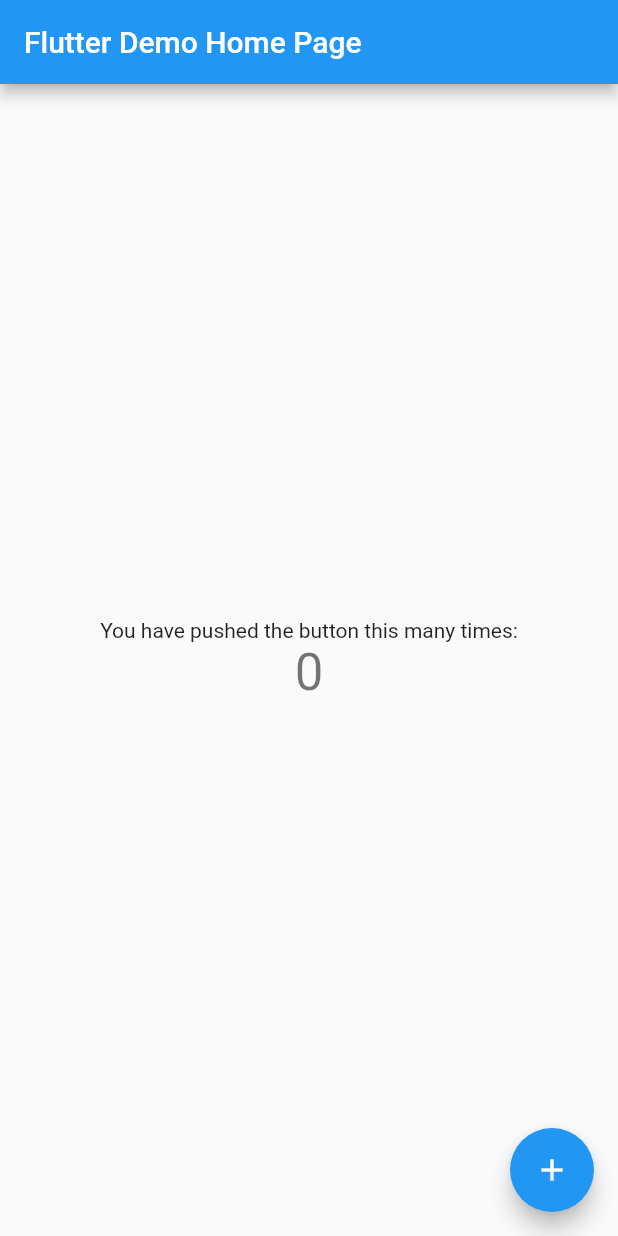
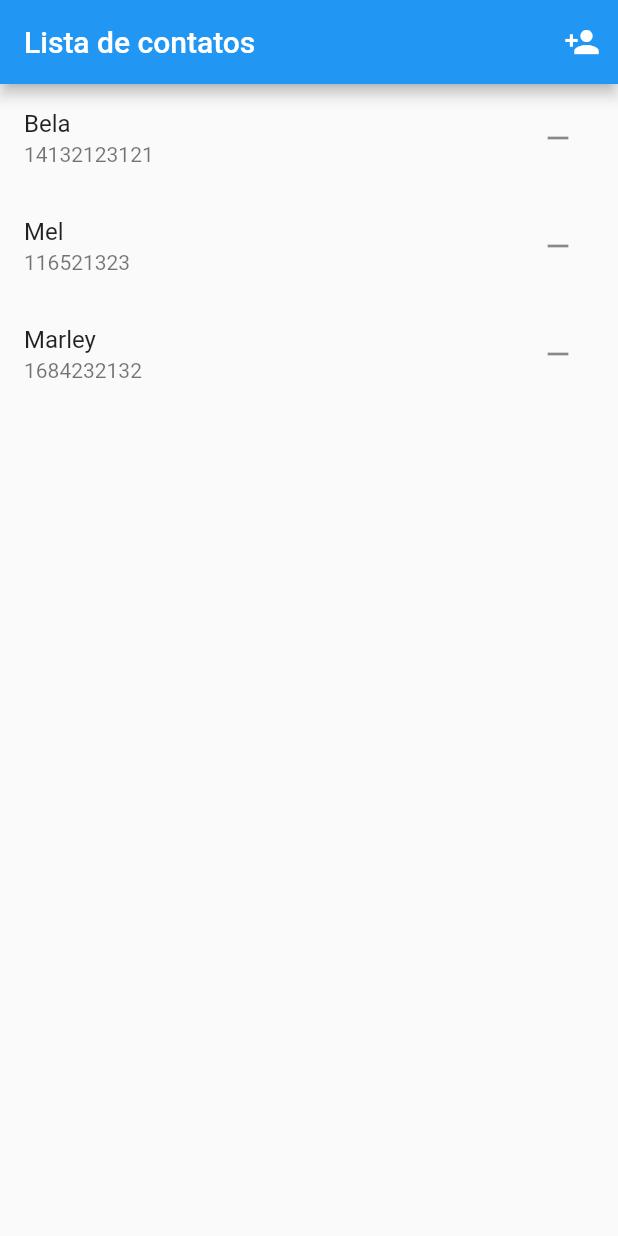
Before and after one commit to jonatascaetano/bloc-pattern-com-package, a Flutter app: the screen it shows after launch, on a phone screen of 412 x 824 dp. Run offline on Flutter 3.47's test engine with Material 2 defaults, Android fonts, the phone set to English and light mode, and no system bars; our stand-ins replace flutter_bloc.

Commit message:
feat: created the home screen

```diff
--- a/lib/main.dart
+++ b/lib/main.dart
@@ -1,3 +1,4 @@
+import 'package:bloc_package/view/home.dart';
 import 'package:flutter/material.dart';
 
 void main() {
@@ -10,106 +11,9 @@ class MyApp extends StatelessWidget {
   // This widget is the root of your application.
   @override
   Widget build(BuildContext context) {
-    return MaterialApp(
-      title: 'Flutter Demo',
-      theme: ThemeData(
-        // This is the theme of your application.
-        //
-        // Try running your application with "flutter run". You'll see the
-        // application has a blue toolbar. Then, without quitting the app, try
-        // changing the primarySwatch below to Colors.green and then invoke
-        // "hot reload" (press "r" in the console where you ran "flutter run",
-        // or simply save your changes to "hot reload" in a Flutter IDE).
-        // Notice that the counter didn't reset back to zero; the application
-        // is not restarted.
-        primarySwatch: Colors.blue,
-      ),
-      home: const MyHomePage(title: 'Flutter Demo Home Page'),
+    return const MaterialApp(
+      debugShowCheckedModeBanner: false,
+      home: Home(),
     );
   }
 }
-
-class MyHomePage extends StatefulWidget {
-  const MyHomePage({super.key, required this.title});
-
-  // This widget is the home page of your application. It is stateful, meaning
-  // that it has a State object (defined below) that contains fields that affect
-  // how it looks.
-
-  // This class is the configuration for the state. It holds the values (in this
-  // case the title) provided by the parent (in this case the App widget) and
-  // used by the build method of the State. Fields in a Widget subclass are
-  // always marked "final".
-
-  final String title;
-
-  @override
-  State<MyHomePage> createState() => _MyHomePageState();
-}
-
-class _MyHomePageState extends State<MyHomePage> {
-  int _counter = 0;
-
-  void _incrementCounter() {
-    setState(() {
-      // This call to setState tells the Flutter framework that something has
-      // changed in this State, which causes it to rerun the build method below
-      // so that the display can reflect the updated values. If we changed
-      // _counter without calling setState(), then the build method would not be
-      // called again, and so nothing would appear to happen.
-      _counter++;
-    });
-  }
-
-  @override
-  Widget build(BuildContext context) {
-    // This method is rerun every time setState is called, for instance as done
-    // by the _incrementCounter method above.
-    //
-    // The Flutter framework has been optimized to make rerunning build methods
-    // fast, so that you can just rebuild anything that needs updating rather
-    // than having to individually change instances of widgets.
-    return Scaffold(
-      appBar: AppBar(
-        // Here we take the value from the MyHomePage object that was created by
-        // the App.build method, and use it to set our appbar title.
-        title: Text(widget.title),
-      ),
-      body: Center(
-        // Center is a layout widget. It takes a single child and positions it
-        // in the middle of the parent.
-        child: Column(
-          // Column is also a layout widget. It takes a list of children and
-          // arranges them vertically. By default, it sizes itself to fit its
-          // children horizontally, and tries to be as tall as its parent.
-          //
-          // Invoke "debug painting" (press "p" in the console, choose the
-          // "Toggle Debug Paint" action from the Flutter Inspector in Android
-          // Studio, or the "Toggle Debug Paint" command in Visual Studio Code)
-          // to see the wireframe for each widget.
-          //
-          // Column has various properties to control how it sizes itself and
-          // how it positions its children. Here we use mainAxisAlignment to
-          // center the children vertically; the main axis here is the vertical
-          // axis because Columns are vertical (the cross axis would be
-          // horizontal).
-          mainAxisAlignment: MainAxisAlignment.center,
-          children: <Widget>[
-            const Text(
-              'You have pushed the button this many times:',
-            ),
-            Text(
-              '$_counter',
-              style: Theme.of(context).textTheme.headline4,
-            ),
-          ],
-        ),
-      ),
-      floatingActionButton: FloatingActionButton(
-        onPressed: _incrementCounter,
-        tooltip: 'Increment',
-        child: const Icon(Icons.add),
-      ), // This trailing comma makes auto-formatting nicer for build methods.
-    );
-  }
-}
--- /dev/null
+++ b/lib/view/home.dart
@@ -0,0 +1,80 @@
+import 'package:flutter/material.dart';
+import 'package:flutter_bloc/flutter_bloc.dart';
+import '../bloc/contact_book_bloc.dart';
+import '../bloc/contact_book_events.dart';
+import '../bloc/contact_book_states.dart';
+import '../model/contact.dart';
+import 'new_contact.dart';
+
+class Home extends StatefulWidget {
+  const Home({super.key});
+
+  @override
+  State<Home> createState() => _HomeState();
+}
+
+class _HomeState extends State<Home> {
+  late final ContactBookBloc contactBookBloc;
+
+  @override
+  void initState() {
+    super.initState();
+    contactBookBloc = ContactBookBloc();
+    contactBookBloc.add(LoadContactBookEvent());
+  }
+
+  @override
+  void dispose() {
+    contactBookBloc.close();
+    super.dispose();
+  }
+
+  @override
+  Widget build(BuildContext context) {
+    return Scaffold(
+      appBar: AppBar(
+        title: const Text("Lista de contatos"),
+        actions: [
+          IconButton(
+              onPressed: () {
+                Navigator.push(
+                    context,
+                    MaterialPageRoute(
+                        builder: (context) => NewContactBook(
+                              contactBookBloc: contactBookBloc,
+                            )));
+              },
+              icon: const Icon(Icons.person_add))
+        ],
+      ),
+      body: BlocBuilder<ContactBookBloc, ContactBookState>(
+          bloc: contactBookBloc,
+          builder: ((_, state) {
+            if (state is ContactBookInitialState) {
+              return const Center(
+                child: CircularProgressIndicator(),
+              );
+            } else if (state is ContactBookSucessState) {
+              final List<Contact> contacts = state.contacts;
+              return ListView.builder(
+                itemCount: contacts.length,
+                itemBuilder: ((_, index) {
+                  return ListTile(
+                    title: Text(contacts[index].name),
+                    subtitle: Text(contacts[index].phone),
+                    trailing: IconButton(
+                        onPressed: () {
+                          contactBookBloc.add(RemoveContactBoookEvent(
+                              contact: contacts[index]));
+                        },
+                        icon: const Icon(Icons.remove)),
+                  );
+                }),
+              );
+            } else {
+              return Container();
+            }
+          })),
+    );
+  }
+}
```
